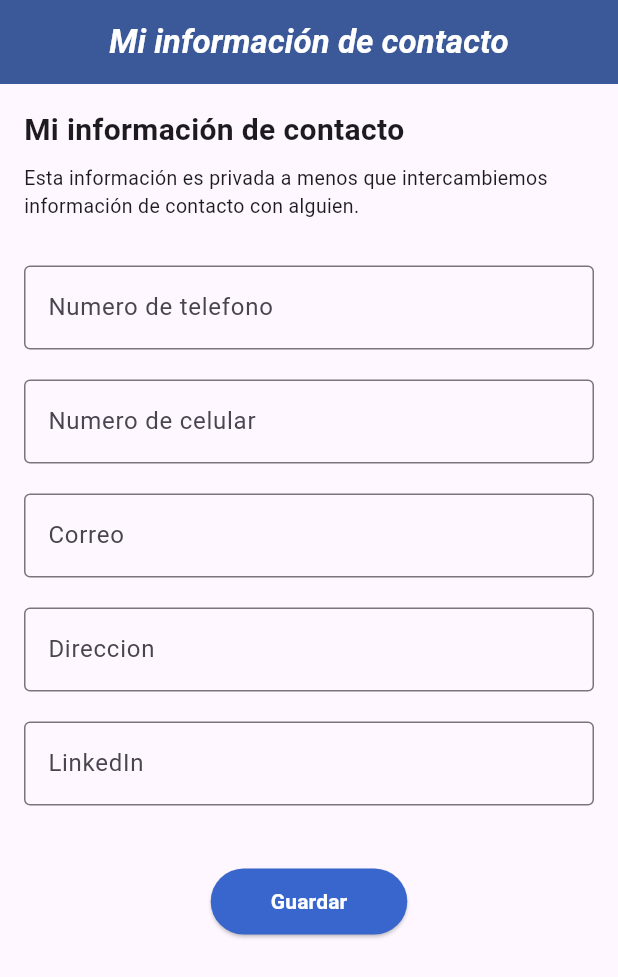
After one commit to Davo11030/ITEvent, a Flutter app: the ModifPerfil screen opened directly, on a phone screen of 412 x 824 dp. The commit adds this screen. Shown: the top 977 px of the screen. Run offline on Flutter 3.47's test engine with Material 3 defaults, Android fonts, the phone set to English and light mode, and no system bars; our stand-ins replace table_calendar.

Commit message:
panatlla para modificar perfil del admin

```diff
--- /dev/null
+++ b/lib/screens/admin/modif_perfil.dart
@@ -0,0 +1,97 @@
+import 'package:flutter/material.dart';
+
+class ModifPerfil extends StatelessWidget {
+  const ModifPerfil({super.key});
+
+  @override
+  Widget build(BuildContext context) {
+    return Scaffold(
+      appBar: AppBar(
+        backgroundColor: const Color(0xFF3B5998),
+        title: const Text(
+          'Mi información de contacto',
+          style: TextStyle(
+            fontWeight: FontWeight.bold,
+            fontStyle: FontStyle.italic,
+            color: Colors.white,
+          ),
+        ),
+        centerTitle: true,
+      ),
+      body: Column(
+        children: [
+          // Encabezado con fondo azul y texto blanco
+          // Contenido scrollable
+          Expanded(
+            child: SingleChildScrollView(
+              padding: const EdgeInsets.all(16),
+              child: Column(
+                crossAxisAlignment: CrossAxisAlignment.start,
+                children: [
+                  const Text(
+                    'Mi información de contacto',
+                    style: TextStyle(fontSize: 20, fontWeight: FontWeight.bold),
+                  ),
+                  const SizedBox(height: 8),
+                  const Text(
+                    'Esta información es privada a menos que intercambiemos información de contacto con alguien.',
+                    style: TextStyle(fontSize: 13),
+                  ),
+                  const SizedBox(height: 20),
+
+                  // Campos de texto
+                  _buildTextField('Numero de telefono'),
+                  _buildTextField('Numero de celular'),
+                  _buildTextField('Correo'),
+                  _buildTextField('Direccion'),
+                  _buildTextField('LinkedIn'),
+
+                  const SizedBox(height: 30),
+
+                  // Botón guardar
+                  Center(
+                    child: ElevatedButton(
+                      style: ElevatedButton.styleFrom(
+                        backgroundColor: const Color(0xFF3966CC),
+                        shape: RoundedRectangleBorder(
+                          borderRadius: BorderRadius.circular(25),
+                        ),
+                        padding: const EdgeInsets.symmetric(
+                          horizontal: 40,
+                          vertical: 12,
+                        ),
+                      ),
+                      onPressed: () {
+                        // Acción al guardar
+                      },
+                      child: const Text(
+                        'Guardar',
+                        style: TextStyle(
+                          color: Colors.white,
+                          fontWeight: FontWeight.bold,
+                        ),
+                      ),
+                    ),
+                  ),
+                ],
+              ),
+            ),
+          ),
+        ],
+      ),
+    );
+  }
+
+  // Widget para los campos de texto
+  Widget _buildTextField(String label) {
+    return Padding(
+      padding: const EdgeInsets.symmetric(vertical: 10),
+      child: TextField(
+        decoration: InputDecoration(
+          labelText: label,
+          border: const OutlineInputBorder(),
+        ),
+      ),
+    );
+  }
+}
--- a/lib/screens/admin/perfil.dart
+++ b/lib/screens/admin/perfil.dart
@@ -1,6 +1,7 @@
 import 'package:flutter/material.dart';
 
 import 'main_navigator.dart';
+import 'modif_perfil.dart';
 
 class PerfilScreen extends StatelessWidget {
   const PerfilScreen({super.key});
@@ -88,7 +89,12 @@ class PerfilScreen extends StatelessWidget {
             ),
             trailing: IconButton(
               icon: const Icon(Icons.edit),
-              onPressed: () {},
+              onPressed: () {
+                Navigator.pushReplacement(
+                  context,
+                  MaterialPageRoute(builder: (_) => const ModifPerfil()),
+                );
+              },
             ),
           ),
           const Padding(
```
